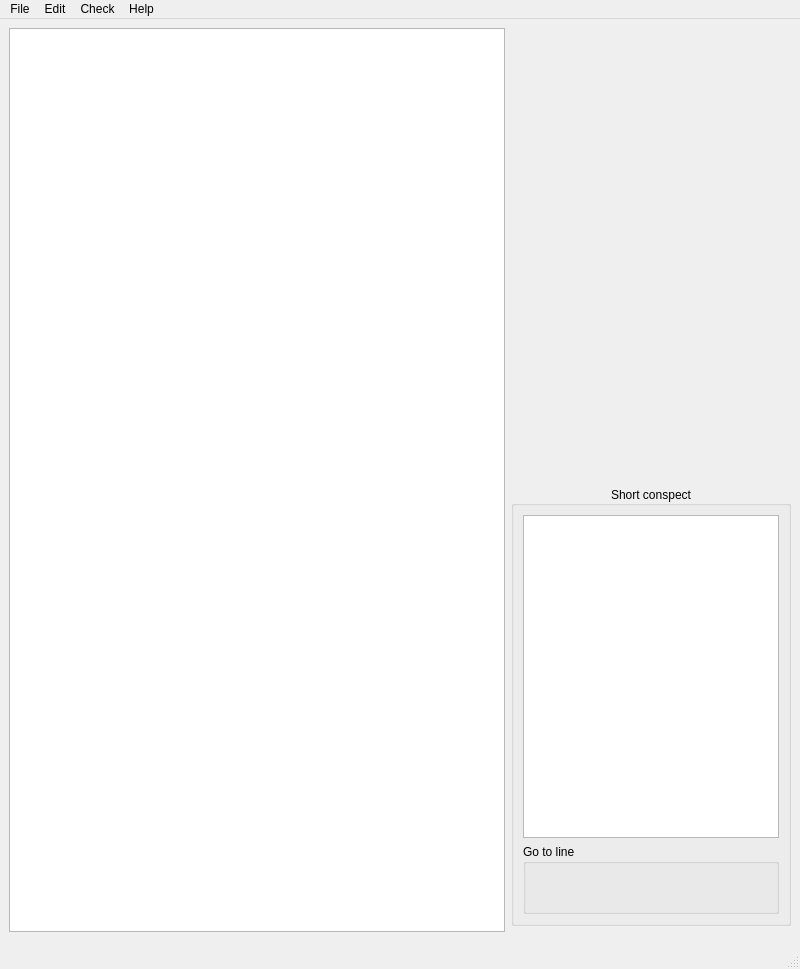
Old version of the form ui/mainwindow.ui in the repository baziorek/STC_editor.
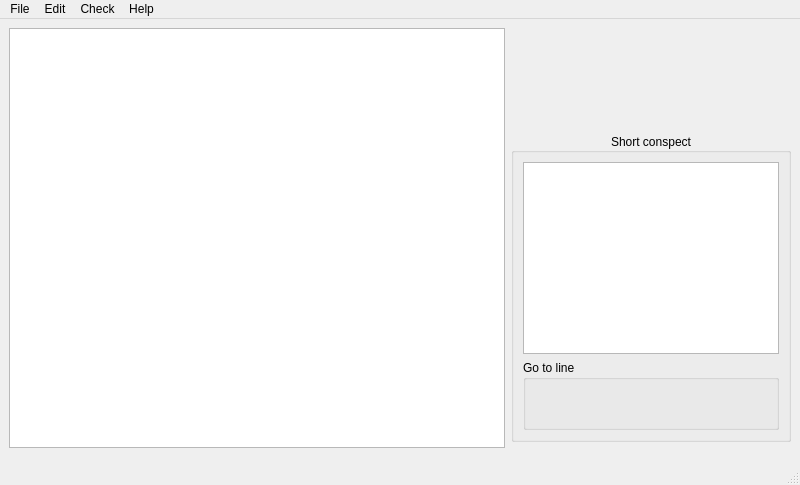
New version of the form. Icons and pictures are not drawn. Custom widgets are drawn as their Qt base class.

Patch:
```diff
--- a/ui/mainwindow.ui
+++ b/ui/mainwindow.ui
@@ -7,7 +7,7 @@
     <x>0</x>
     <y>0</y>
     <width>800</width>
-    <height>969</height>
+    <height>485</height>
    </rect>
   </property>
   <property name="windowTitle">
```
